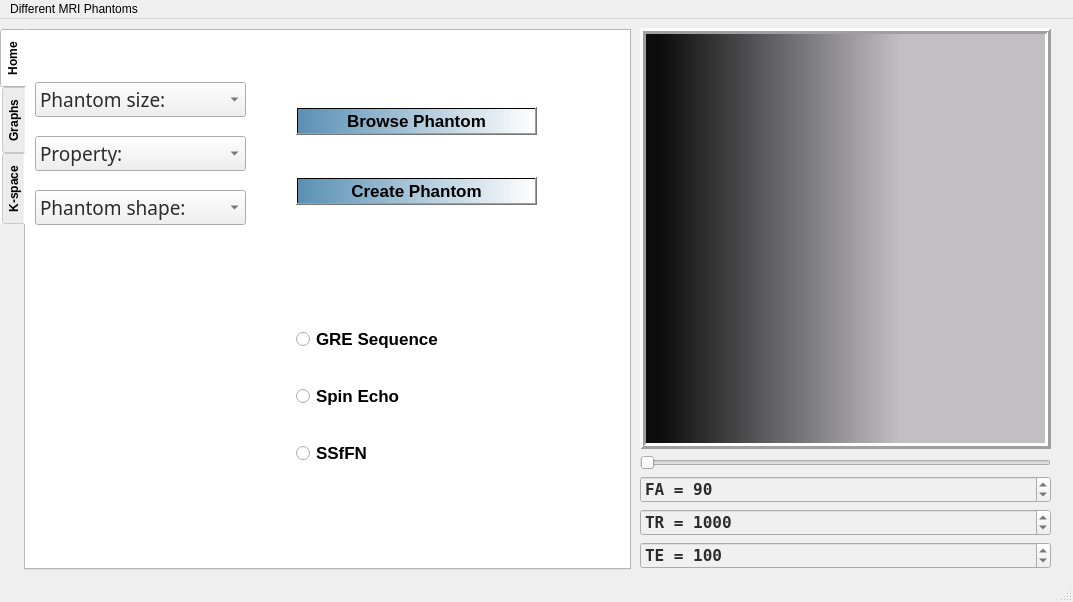
Before: the Qt Designer form Digital_phantom.ui in habiba1997/MRI-Simulator, drawn with Qt 5.
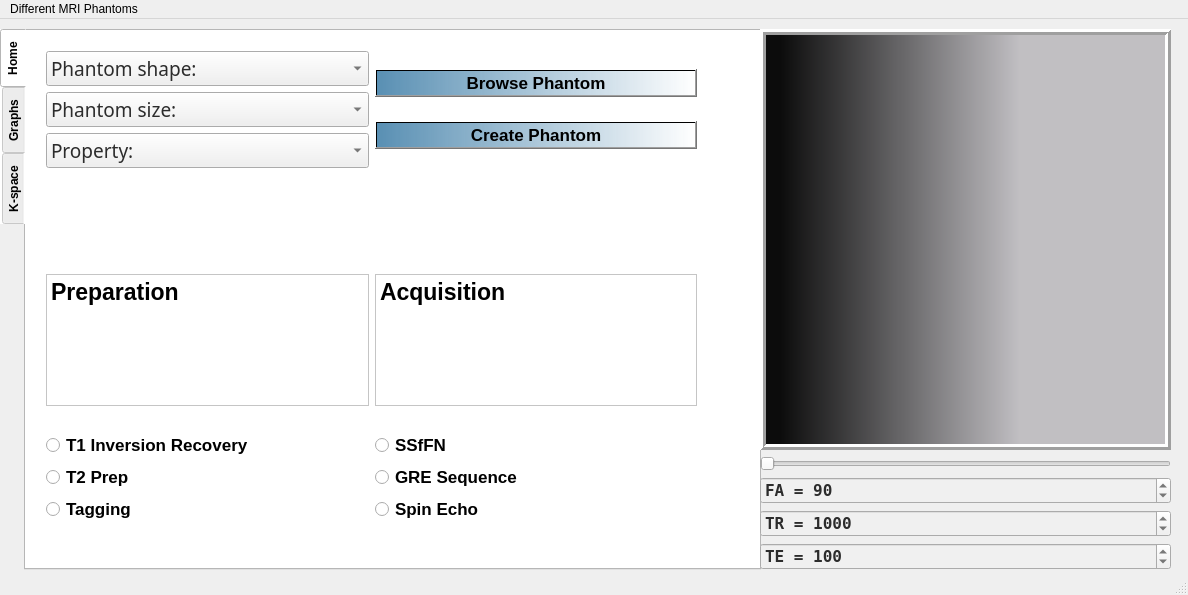
After: the same form once the commit is applied. Icons and pictures are not drawn. Custom widgets are drawn as their Qt base class.

Commit message: SSFP simi finishedd

```diff
--- a/Digital_phantom.ui
+++ b/Digital_phantom.ui
@@ -6,8 +6,8 @@
    <rect>
     <x>0</x>
     <y>0</y>
-    <width>1073</width>
-    <height>602</height>
+    <width>1188</width>
+    <height>595</height>
    </rect>
   </property>
   <property name="windowTitle">
@@ -19,7 +19,7 @@
      <rect>
       <x>0</x>
       <y>10</y>
-      <width>631</width>
+      <width>761</width>
       <height>541</height>
      </rect>
     </property>
@@ -53,18 +53,61 @@
      <attribute name="title">
       <string>Home</string>
      </attribute>
-     <widget class="QWidget" name="">
+     <widget class="QWidget" name="layoutWidget">
       <property name="geometry">
        <rect>
-        <x>9</x>
-        <y>38</y>
-        <width>211</width>
-        <height>171</height>
+        <x>20</x>
+        <y>20</y>
+        <width>651</width>
+        <height>471</height>
        </rect>
       </property>
+      <layout class="QGridLayout" name="gridLayout_4">
+       <item row="0" column="0">
       <layout class="QVBoxLayout" name="verticalLayout_3">
        <item>
-        <widget class="QComboBox" name="comboBox_3">
+          <widget class="QComboBox" name="PhantomShape">
+           <property name="sizePolicy">
+            <sizepolicy hsizetype="Preferred" vsizetype="Fixed">
+             <horstretch>0</horstretch>
+             <verstretch>0</verstretch>
+            </sizepolicy>
+           </property>
+           <property name="font">
+            <font>
+             <family>Baskerville Old Face</family>
+             <pointsize>14</pointsize>
+             <weight>50</weight>
+             <bold>false</bold>
+            </font>
+           </property>
+           <property name="styleSheet">
+            <string notr="true">background-color:rgb(240, 240, 240);color: rgb(44, 44, 44)</string>
+           </property>
+           <item>
+            <property name="text">
+             <string>Phantom shape:</string>
+            </property>
+           </item>
+           <item>
+            <property name="text">
+             <string>Shepp-Logan</string>
+            </property>
+           </item>
+           <item>
+            <property name="text">
+             <string>Phantom 1</string>
+            </property>
+           </item>
+           <item>
+            <property name="text">
+             <string>phantom 2</string>
+            </property>
+           </item>
+          </widget>
+         </item>
+         <item>
+          <widget class="QComboBox" name="PhantomSize">
          <property name="font">
           <font>
            <family>Baskerville Old Face</family>
@@ -136,58 +179,9 @@
          </item>
         </widget>
        </item>
-       <item>
-        <widget class="QComboBox" name="comboBox">
-         <property name="sizePolicy">
-          <sizepolicy hsizetype="Preferred" vsizetype="Fixed">
-           <horstretch>0</horstretch>
-           <verstretch>0</verstretch>
-          </sizepolicy>
-         </property>
-         <property name="font">
-          <font>
-           <family>Baskerville Old Face</family>
-           <pointsize>14</pointsize>
-           <weight>50</weight>
-           <bold>false</bold>
-          </font>
-         </property>
-         <property name="styleSheet">
-          <string notr="true">background-color:rgb(240, 240, 240);color: rgb(44, 44, 44)</string>
-         </property>
-         <item>
-          <property name="text">
-           <string>Phantom shape:</string>
-          </property>
-         </item>
-         <item>
-          <property name="text">
-           <string>Shepp-Logan</string>
-          </property>
-         </item>
-         <item>
-          <property name="text">
-           <string>Phantom 1</string>
-          </property>
-         </item>
-         <item>
-          <property name="text">
-           <string>phantom 2</string>
-          </property>
-         </item>
-        </widget>
-       </item>
-      </layout>
-     </widget>
-     <widget class="QWidget" name="">
-      <property name="geometry">
-       <rect>
-        <x>270</x>
-        <y>40</y>
-        <width>241</width>
-        <height>171</height>
-       </rect>
-      </property>
+        </layout>
+       </item>
+       <item row="0" column="1">
       <layout class="QVBoxLayout" name="verticalLayout_4">
        <item>
         <widget class="QPushButton" name="pushButton_2">
@@ -262,19 +256,174 @@
         </widget>
        </item>
       </layout>
-     </widget>
-     <widget class="QWidget" name="">
-      <property name="geometry">
-       <rect>
-        <x>270</x>
-        <y>270</y>
-        <width>241</width>
-        <height>191</height>
-       </rect>
-      </property>
-      <layout class="QVBoxLayout" name="verticalLayout_5">
-       <item>
-        <widget class="QRadioButton" name="radioButton">
+       </item>
+       <item row="2" column="0">
+        <layout class="QGridLayout" name="gridLayout_2">
+         <item row="5" column="0">
+          <spacer name="horizontalSpacer_11">
+           <property name="orientation">
+            <enum>Qt::Horizontal</enum>
+           </property>
+           <property name="sizeHint" stdset="0">
+            <size>
+             <width>40</width>
+             <height>20</height>
+            </size>
+           </property>
+          </spacer>
+         </item>
+         <item row="6" column="0">
+          <widget class="QRadioButton" name="inversionRecovery">
+           <property name="font">
+            <font>
+             <pointsize>13</pointsize>
+             <weight>75</weight>
+             <bold>true</bold>
+            </font>
+           </property>
+           <property name="cursor">
+            <cursorShape>ArrowCursor</cursorShape>
+           </property>
+           <property name="text">
+            <string>T1 Inversion Recovery</string>
+           </property>
+           <attribute name="buttonGroup">
+            <string notr="true">buttonGroup_2</string>
+           </attribute>
+          </widget>
+         </item>
+         <item row="4" column="0">
+          <widget class="QPlainTextEdit" name="plainTextEdit_2">
+           <property name="font">
+            <font>
+             <pointsize>17</pointsize>
+             <weight>75</weight>
+             <bold>true</bold>
+            </font>
+           </property>
+           <property name="plainText">
+            <string>Preparation</string>
+           </property>
+          </widget>
+         </item>
+         <item row="7" column="0">
+          <widget class="QRadioButton" name="t2prep">
+           <property name="font">
+            <font>
+             <pointsize>13</pointsize>
+             <weight>75</weight>
+             <bold>true</bold>
+            </font>
+           </property>
+           <property name="text">
+            <string>T2 Prep</string>
+           </property>
+           <attribute name="buttonGroup">
+            <string notr="true">buttonGroup_2</string>
+           </attribute>
+          </widget>
+         </item>
+         <item row="2" column="0">
+          <spacer name="horizontalSpacer_13">
+           <property name="orientation">
+            <enum>Qt::Horizontal</enum>
+           </property>
+           <property name="sizeHint" stdset="0">
+            <size>
+             <width>40</width>
+             <height>20</height>
+            </size>
+           </property>
+          </spacer>
+         </item>
+         <item row="8" column="0">
+          <widget class="QRadioButton" name="tagging">
+           <property name="font">
+            <font>
+             <pointsize>13</pointsize>
+             <weight>75</weight>
+             <bold>true</bold>
+            </font>
+           </property>
+           <property name="text">
+            <string>Tagging</string>
+           </property>
+           <attribute name="buttonGroup">
+            <string notr="true">buttonGroup_2</string>
+           </attribute>
+          </widget>
+         </item>
+         <item row="1" column="0">
+          <spacer name="horizontalSpacer_7">
+           <property name="orientation">
+            <enum>Qt::Horizontal</enum>
+           </property>
+           <property name="sizeHint" stdset="0">
+            <size>
+             <width>40</width>
+             <height>20</height>
+            </size>
+           </property>
+          </spacer>
+         </item>
+         <item row="0" column="0">
+          <spacer name="horizontalSpacer_6">
+           <property name="orientation">
+            <enum>Qt::Horizontal</enum>
+           </property>
+           <property name="sizeHint" stdset="0">
+            <size>
+             <width>40</width>
+             <height>20</height>
+            </size>
+           </property>
+          </spacer>
+         </item>
+         <item row="3" column="0">
+          <spacer name="horizontalSpacer_14">
+           <property name="orientation">
+            <enum>Qt::Horizontal</enum>
+           </property>
+           <property name="sizeHint" stdset="0">
+            <size>
+             <width>40</width>
+             <height>20</height>
+            </size>
+           </property>
+          </spacer>
+         </item>
+        </layout>
+       </item>
+       <item row="2" column="1">
+        <layout class="QGridLayout" name="gridLayout">
+         <item row="5" column="0">
+          <spacer name="horizontalSpacer_12">
+           <property name="orientation">
+            <enum>Qt::Horizontal</enum>
+           </property>
+           <property name="sizeHint" stdset="0">
+            <size>
+             <width>40</width>
+             <height>20</height>
+            </size>
+           </property>
+          </spacer>
+         </item>
+         <item row="0" column="0">
+          <spacer name="horizontalSpacer_9">
+           <property name="orientation">
+            <enum>Qt::Horizontal</enum>
+           </property>
+           <property name="sizeHint" stdset="0">
+            <size>
+             <width>40</width>
+             <height>20</height>
+            </size>
+           </property>
+          </spacer>
+         </item>
+         <item row="7" column="0">
+          <widget class="QRadioButton" name="gre">
          <property name="font">
           <font>
            <pointsize>13</pointsize>
@@ -293,8 +442,8 @@
          </attribute>
         </widget>
        </item>
-       <item>
-        <widget class="QRadioButton" name="radioButton_2">
+         <item row="8" column="0">
+          <widget class="QRadioButton" name="spin">
          <property name="font">
           <font>
            <pointsize>13</pointsize>
@@ -310,8 +459,61 @@
          </attribute>
         </widget>
        </item>
-       <item>
-        <widget class="QRadioButton" name="radioButton_3">
+         <item row="1" column="0">
+          <spacer name="horizontalSpacer_10">
+           <property name="orientation">
+            <enum>Qt::Horizontal</enum>
+           </property>
+           <property name="sizeHint" stdset="0">
+            <size>
+             <width>40</width>
+             <height>20</height>
+            </size>
+           </property>
+          </spacer>
+         </item>
+         <item row="3" column="0">
+          <spacer name="horizontalSpacer_16">
+           <property name="orientation">
+            <enum>Qt::Horizontal</enum>
+           </property>
+           <property name="sizeHint" stdset="0">
+            <size>
+             <width>40</width>
+             <height>20</height>
+            </size>
+           </property>
+          </spacer>
+         </item>
+         <item row="2" column="0">
+          <spacer name="horizontalSpacer_15">
+           <property name="orientation">
+            <enum>Qt::Horizontal</enum>
+           </property>
+           <property name="sizeHint" stdset="0">
+            <size>
+             <width>40</width>
+             <height>20</height>
+            </size>
+           </property>
+          </spacer>
+         </item>
+         <item row="4" column="0">
+          <widget class="QPlainTextEdit" name="plainTextEdit">
+           <property name="font">
+            <font>
+             <pointsize>17</pointsize>
+             <weight>75</weight>
+             <bold>true</bold>
+            </font>
+           </property>
+           <property name="plainText">
+            <string>Acquisition</string>
+           </property>
+          </widget>
+         </item>
+         <item row="6" column="0">
+          <widget class="QRadioButton" name="ssfp">
          <property name="font">
           <font>
            <pointsize>13</pointsize>
@@ -328,6 +530,34 @@
         </widget>
        </item>
       </layout>
+       </item>
+       <item row="1" column="1">
+        <spacer name="horizontalSpacer_8">
+         <property name="orientation">
+          <enum>Qt::Horizontal</enum>
+         </property>
+         <property name="sizeHint" stdset="0">
+          <size>
+           <width>40</width>
+           <height>20</height>
+          </size>
+         </property>
+        </spacer>
+       </item>
+       <item row="1" column="0">
+        <spacer name="horizontalSpacer_5">
+         <property name="orientation">
+          <enum>Qt::Horizontal</enum>
+         </property>
+         <property name="sizeHint" stdset="0">
+          <size>
+           <width>40</width>
+           <height>20</height>
+          </size>
+         </property>
+        </spacer>
+       </item>
+      </layout>
      </widget>
     </widget>
     <widget class="QWidget" name="tab_2">
@@ -518,11 +748,11 @@
      </widget>
     </widget>
    </widget>
-   <widget class="QWidget" name="">
+   <widget class="QWidget" name="layoutWidget">
     <property name="geometry">
      <rect>
-      <x>640</x>
-      <y>9</y>
+      <x>760</x>
+      <y>10</y>
       <width>411</width>
       <height>541</height>
      </rect>
@@ -655,7 +885,7 @@
     <rect>
      <x>0</x>
      <y>0</y>
-     <width>1073</width>
+     <width>1188</width>
      <height>20</height>
     </rect>
    </property>
```
Left out of the diff: 19 changed lines with no effect on the pictures. Lines whose indentation alone changed are shown as unchanged. The commit also changes 15 other files.
